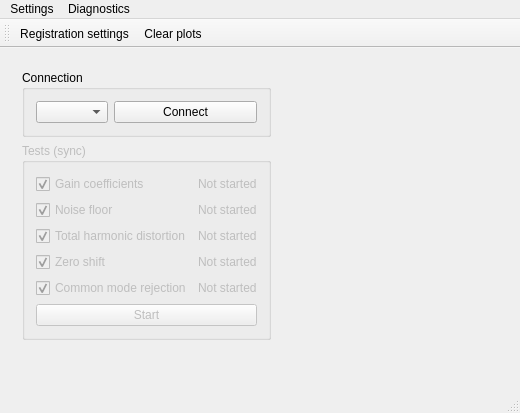
Qt form mainwindow.ui (stepankuzmin/mole) before a commit.
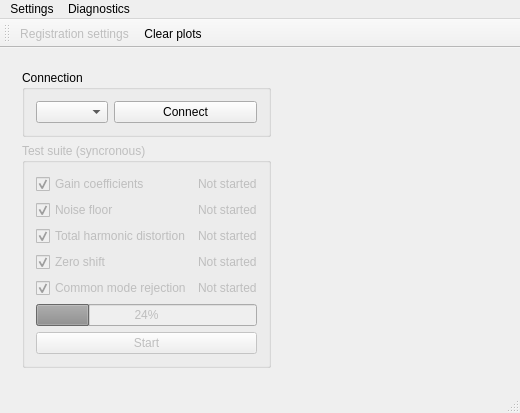
The same form after that commit.

The edit to the form file:
```diff
--- a/mainwindow.ui
+++ b/mainwindow.ui
@@ -49,11 +49,14 @@
           <bool>false</bool>
          </property>
          <property name="title">
-          <string>Tests (sync)</string>
+          <string>Test suite (syncronous)</string>
          </property>
          <property name="flat">
           <bool>false</bool>
          </property>
+         <property name="checkable">
+          <bool>false</bool>
+         </property>
          <layout class="QVBoxLayout" name="verticalLayout_2">
           <item>
            <layout class="QFormLayout" name="testsFormLayout">
@@ -147,6 +150,13 @@
             </item>
            </layout>
           </item>
+          <item>
+           <widget class="QProgressBar" name="progressBar">
+            <property name="value">
+             <number>24</number>
+            </property>
+           </widget>
+          </item>
           <item>
            <widget class="QPushButton" name="startTestsPushButton">
             <property name="text">
@@ -275,6 +285,9 @@
   </widget>
   <widget class="QStatusBar" name="statusBar"/>
   <action name="actionRegistration">
+   <property name="enabled">
+    <bool>false</bool>
+   </property>
    <property name="text">
     <string>Registration settings</string>
    </property>
```
